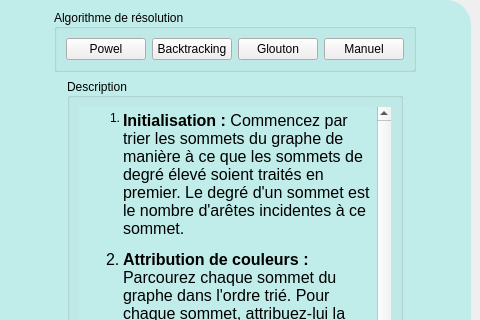
titusse3/sudokuGraphia, file mainwindow.ui: the form before one commit; both pictures show x 0 to 480 and y 0 to 320 of the 955 by 600 pixel window.
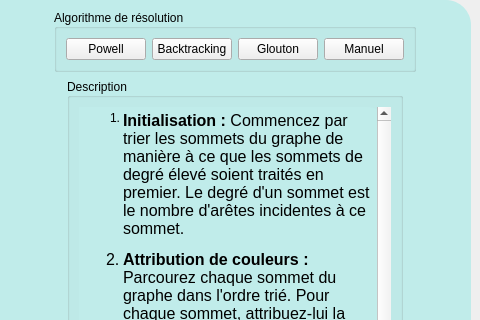
The form after the commit. Icons and pictures are not drawn.

Patch:
```diff
--- a/mainwindow.ui
+++ b/mainwindow.ui
@@ -186,7 +186,7 @@
            <cursorShape>PointingHandCursor</cursorShape>
           </property>
           <property name="text">
-           <string>Powel</string>
+           <string>Powell</string>
           </property>
          </widget>
         </item>
```
Left out of the diff: 1 changed line with no effect on the pictures.
